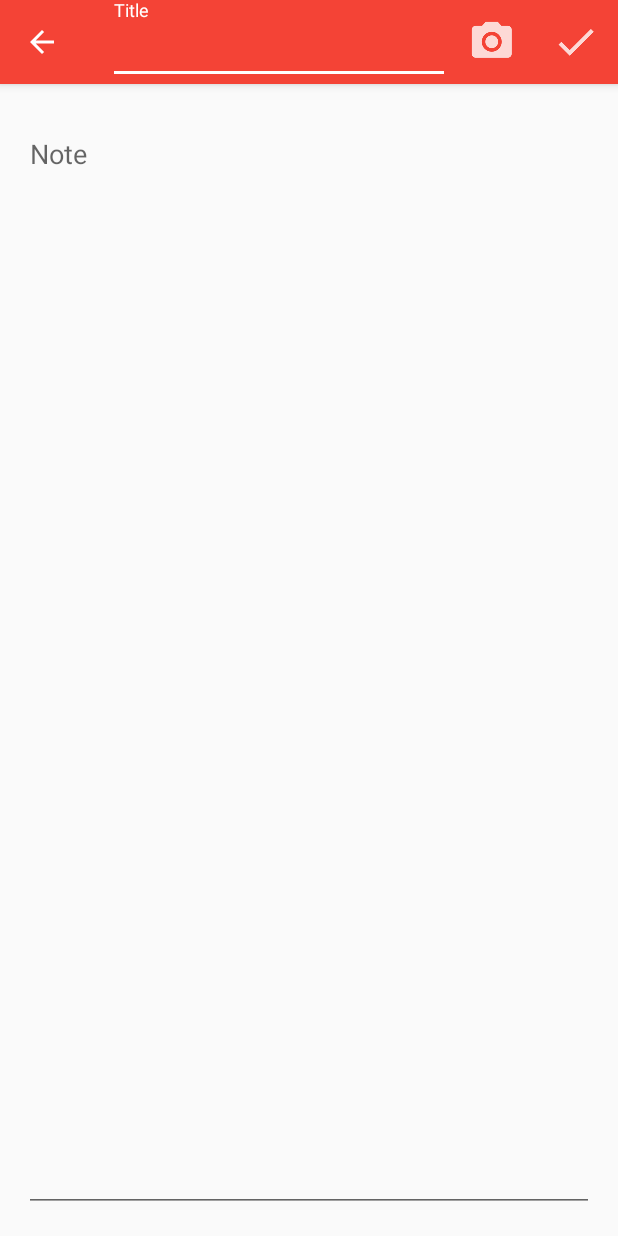
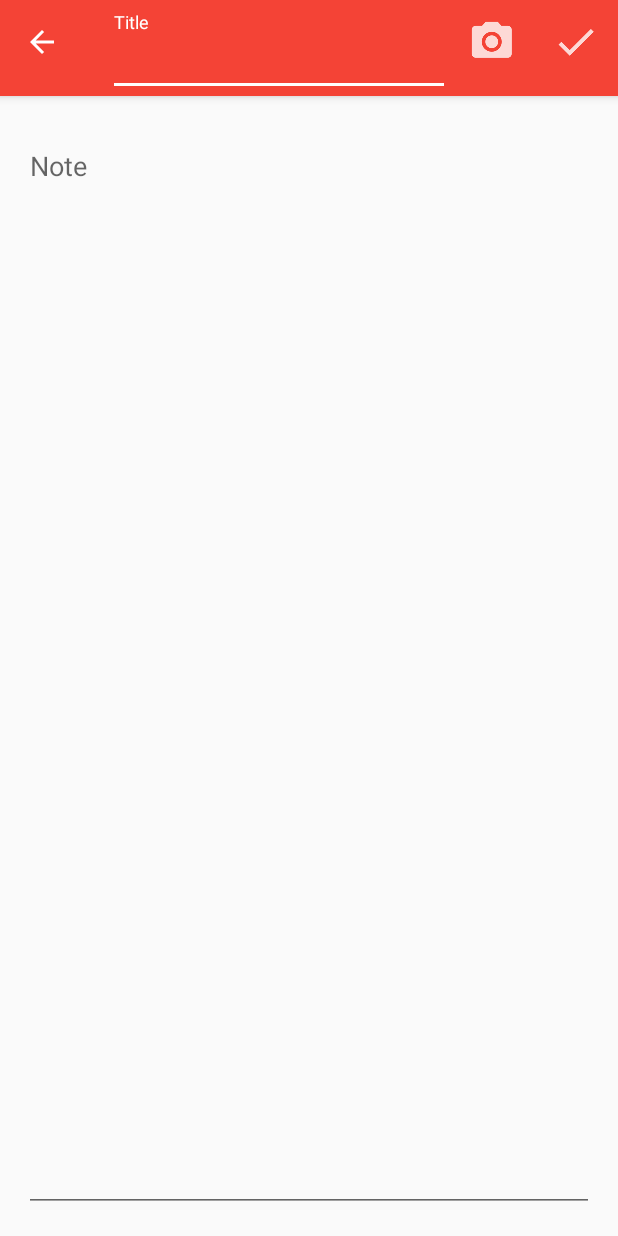
Before and after one commit to brolam/CloudVision, an Android app: the NoteVisionActivity screen opened directly, with no data from a screen before it, after a tap on "Keyboard on", on a phone screen of 412 x 824 dp. Run offline under Robolectric (Android 15) with nearby library versions, the phone set to English and light mode, and no system bars; 5 statements that could not run were skipped.

Commit message:
Tarefa 2: Criar Note Vision Smartphone - Ajuste no tamanho do editView Title.

```diff
--- a/Android/app/src/main/res/layout/activity_note_vision.xml
+++ b/Android/app/src/main/res/layout/activity_note_vision.xml
@@ -36,17 +36,18 @@
         <android.support.v7.widget.Toolbar
             android:id="@+id/toolbar"
             android:layout_width="match_parent"
-            android:layout_height="?attr/actionBarSize"
+            android:layout_height="wrap_content"
             android:background="?attr/colorPrimary"
             app:popupTheme="@style/AppTheme.PopupOverlay">
 
             <android.support.design.widget.TextInputLayout
                 android:layout_width="match_parent"
-                android:layout_height="wrap_content"
+                android:layout_height="match_parent"
+                android:layout_marginTop="8dp"
                 android:theme="@style/EditViewWhite">
 
                 <EditText
-                    android:id="@+id/editTitle"
+                    android:id="@+id/editTextTitle"
                     android:layout_width="match_parent"
                     android:layout_height="match_parent"
                     android:hint="@string/note_vision_edit_title_hint"
```
